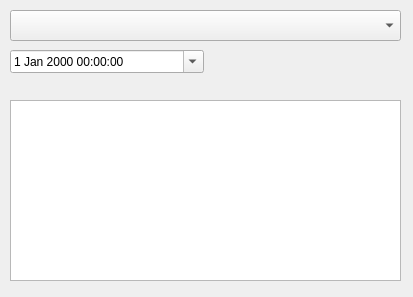
Old version of the form src/testform2.ui in the repository jassuncao/myparts.
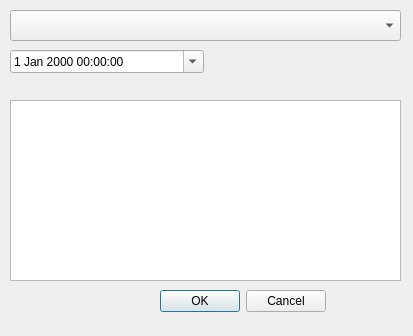
New version of the form.

The edit to the form file:
```diff
--- a/src/testform2.ui
+++ b/src/testform2.ui
@@ -7,7 +7,7 @@
     <x>0</x>
     <y>0</y>
     <width>413</width>
-    <height>297</height>
+    <height>336</height>
    </rect>
   </property>
   <property name="windowTitle">
@@ -46,6 +46,19 @@
     <bool>true</bool>
    </property>
   </widget>
+  <widget class="QDialogButtonBox" name="buttonBox">
+   <property name="geometry">
+    <rect>
+     <x>160</x>
+     <y>290</y>
+     <width>166</width>
+     <height>22</height>
+    </rect>
+   </property>
+   <property name="standardButtons">
+    <set>QDialogButtonBox::Cancel|QDialogButtonBox::Ok</set>
+   </property>
+  </widget>
   <action name="actionAction1">
    <property name="text">
     <string>Action1</string>
```
